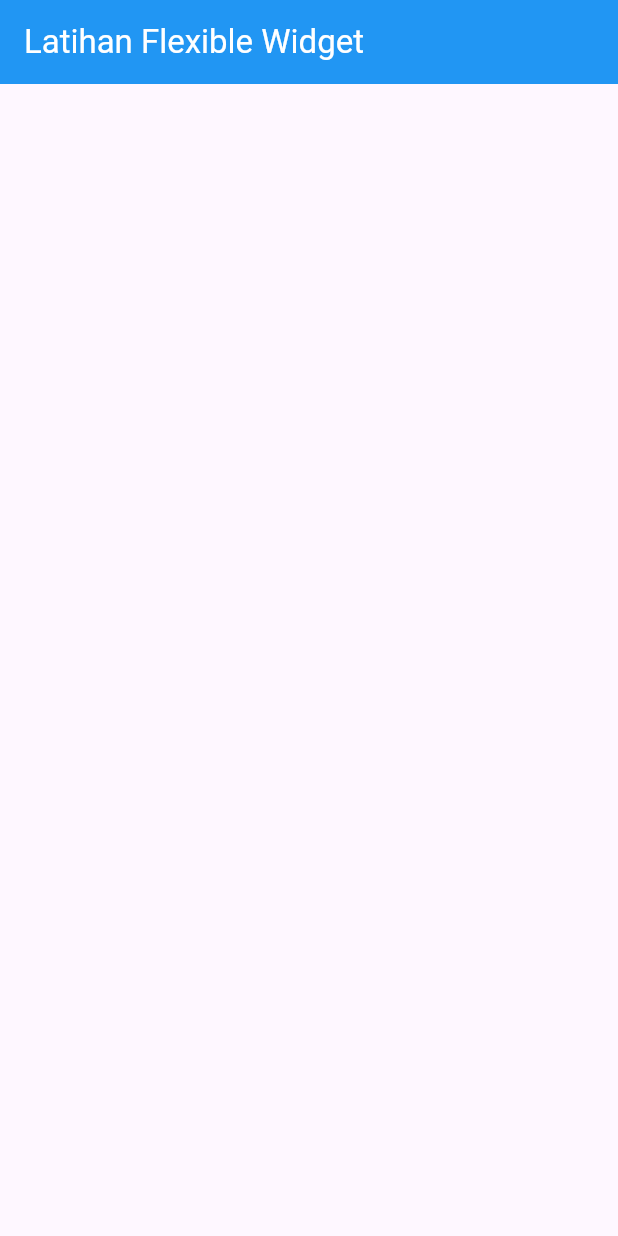
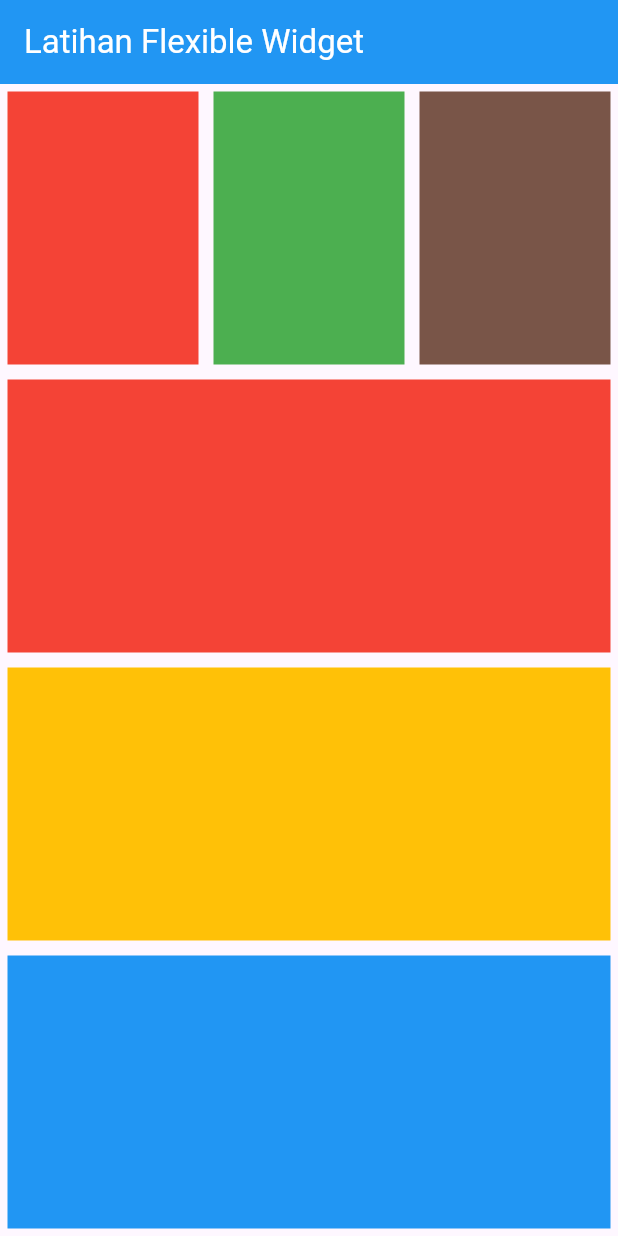
Before and after one commit to ahmadromadhani007/FlutterCode, a Flutter app: the screen it shows after launch, on a phone screen of 412 x 824 dp. Run offline on Flutter 3.47's test engine with Material 3 defaults, Android fonts, the phone set to English and light mode, and no system bars.

Commit message:
flexibelwidgets

```diff
--- a/flutter_basic/latihan_flexibel_widget/lib/main.dart
+++ b/flutter_basic/latihan_flexibel_widget/lib/main.dart
@@ -4,27 +4,72 @@
   runApp(const MyApp());
 }
 
-class MyApp extends StatefulWidget {
+class MyApp extends StatelessWidget {
   const MyApp({super.key});
 
-  @override
-  State<MyApp> createState() => _MyAppState();
-}
-
-class _MyAppState extends State<MyApp> {
   @override
   Widget build(BuildContext context) {
     return MaterialApp(
       theme: ThemeData(
-        appBarTheme: AppBarTheme(
+        appBarTheme: const AppBarTheme(
           backgroundColor: Colors.blue,
           foregroundColor: Colors.white,
         ),
       ),
       home: Scaffold(
         appBar: AppBar(title: const Text('Latihan Flexible Widget')),
-        body: ListView(
-
+        body: Column(
+          children: <Widget>[
+            Flexible(
+              flex: 1,
+              child: Row(
+                children: <Widget>[
+                  Flexible(
+                    flex: 1,
+                    child: Container(
+                      margin: const EdgeInsets.all(5),
+                      color: Colors.red,
+                    ),
+                  ),
+                  Flexible(
+                    flex: 1,
+                    child: Container(
+                      margin: const EdgeInsets.all(5),
+                      color: Colors.green,
+                    ),
+                  ),
+                                    Flexible(
+                    flex: 1,
+                    child: Container(
+                      margin: const EdgeInsets.all(5),
+                      color: Colors.brown,
+                    ),
+                  ),
+                ],
+              ),
+            ),
+            Flexible(
+              flex: 1,
+              child: Container(
+                margin: const EdgeInsets.all(5),
+                color: Colors.red,
+              ),
+            ),
+            Flexible(
+              flex: 1,
+              child: Container(
+                margin: const EdgeInsets.all(5),
+                color: Colors.amber,
+              ),
+            ),
+            Flexible(
+              flex: 1,
+              child: Container(
+                margin: const EdgeInsets.all(5),
+                color: Colors.blue,
+              ),
+            ),
+          ],
         ),
       ),
     );
```
